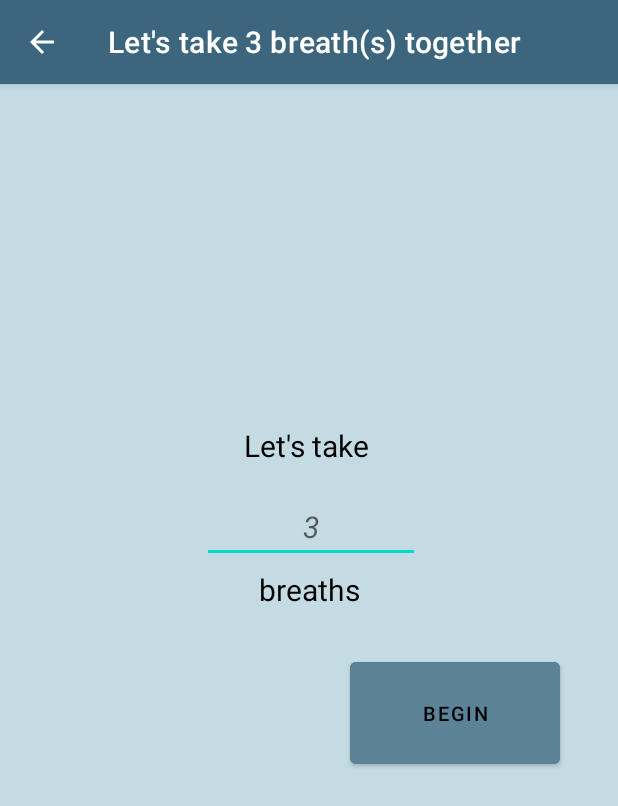
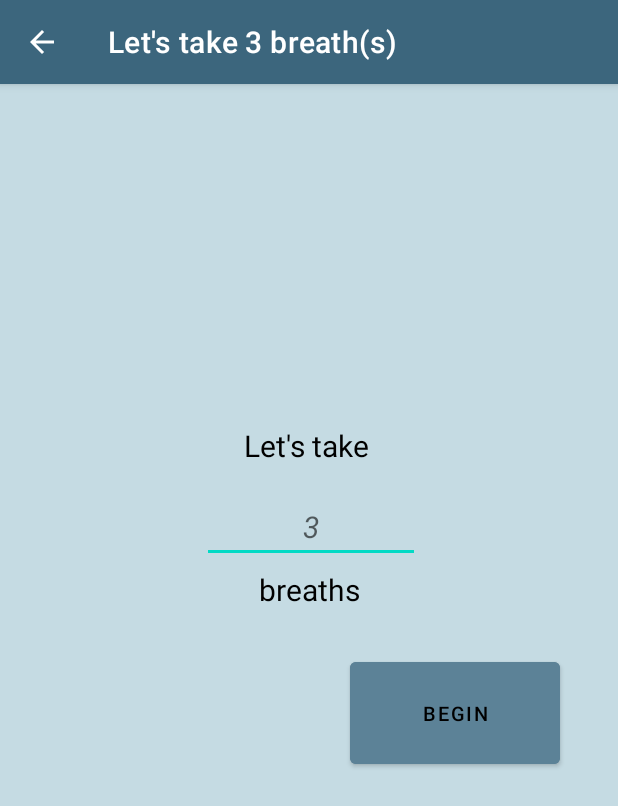
Before and after one commit to lynn9101/ParentApp, an Android app: the TakeBreathActivity screen opened directly, with no data from a screen before it, on a phone screen of 412 x 824 dp. Shown: the top 806 px of the screen. Run offline under Robolectric (Android 15) with nearby library versions, the light colour scheme and no system bars; libraries missing offline, so code that uses them is left out: com.github.florent37.viewanimator.

Commit message:
TakeBreathActivity: Adjusted the layout and also tested on three necessary screen sizes.

```diff
--- a/app/src/main/java/com/example/parentapp/TakeBreathActivity.java
+++ b/app/src/main/java/com/example/parentapp/TakeBreathActivity.java
@@ -206,7 +206,7 @@ public class TakeBreathActivity extends AppCompatActivity {
                 timeElapsed = event.getEventTime() - timeElapsed;
                 me.stopCircleAnimation(getCircle(true));
                 if (timeElapsed >= MIN_RESPONSE_TIME) {
-                    ((Button)findViewById(R.id.beginBtn)).setEnabled(false);;
+                    ((Button)findViewById(R.id.beginBtn)).setEnabled(false);
                     ((TextView)findViewById(R.id.helperMessage)).setText("");
 
                     getCircle(true).setVisibility(View.GONE);
@@ -215,7 +215,7 @@ public class TakeBreathActivity extends AppCompatActivity {
                     inBreathOutStage = true;
                     me.beginCircleAnimation(getCircle(true));
 
-                    timer.cancel();;
+                    timer.cancel();
                     timer = new Timer();
 
                     TimerTask stageTransitionTaskOne = new TimerTask() {
--- a/app/src/main/res/layout/activity_take_breath.xml
+++ b/app/src/main/res/layout/activity_take_breath.xml
@@ -88,40 +88,40 @@
 
     <Button
         android:id="@+id/beginBtn"
-        android:layout_width="140dp"
-        android:layout_height="88dp"
-        android:visibility="gone"
+        android:layout_width="130dp"
+        android:layout_height="60dp"
         android:backgroundTint="@color/confirm_button_color"
         android:text="In"
         android:textColor="@color/black"
-        android:textSize="13sp"
+        android:textSize="20sp"
+        android:visibility="gone"
         app:layout_constraintBottom_toBottomOf="parent"
         app:layout_constraintEnd_toEndOf="parent"
         app:layout_constraintHorizontal_bias="0.498"
         app:layout_constraintStart_toStartOf="parent"
         app:layout_constraintTop_toTopOf="parent"
-        app:layout_constraintVertical_bias="0.743" />
+        app:layout_constraintVertical_bias="0.731" />
 
     <Button
         android:id="@+id/transitionBtn"
-        android:layout_width="140dp"
-        android:layout_height="88dp"
-        android:visibility="gone"
+        android:layout_width="130dp"
+        android:layout_height="60dp"
         android:backgroundTint="@color/confirm_button_color"
         android:text="@string/button_breath_done"
         android:textColor="@color/black"
-        android:textSize="13sp"
+        android:textSize="16sp"
+        android:visibility="gone"
         app:layout_constraintBottom_toBottomOf="parent"
         app:layout_constraintEnd_toEndOf="parent"
         app:layout_constraintHorizontal_bias="0.498"
         app:layout_constraintStart_toStartOf="parent"
         app:layout_constraintTop_toTopOf="parent"
-        app:layout_constraintVertical_bias="0.743" />
+        app:layout_constraintVertical_bias="0.729" />
 
     <ImageView
         android:id="@+id/circleIn"
-        android:layout_width="300dp"
-        android:layout_height="400dp"
+        android:layout_width="256dp"
+        android:layout_height="296dp"
         android:scaleX="0.5"
         android:scaleY="0.5"
         android:visibility="gone"
@@ -130,20 +130,20 @@
         app:layout_constraintHorizontal_bias="0.495"
         app:layout_constraintStart_toStartOf="parent"
         app:layout_constraintTop_toTopOf="parent"
-        app:layout_constraintVertical_bias="0.325"
+        app:layout_constraintVertical_bias="0.18"
         app:srcCompat="@drawable/brush_circle" />
 
     <ImageView
         android:id="@+id/circleOut"
-        android:layout_width="300dp"
-        android:layout_height="400dp"
+        android:layout_width="208dp"
+        android:layout_height="245dp"
         android:visibility="gone"
         app:layout_constraintBottom_toBottomOf="parent"
         app:layout_constraintEnd_toEndOf="parent"
-        app:layout_constraintHorizontal_bias="0.495"
+        app:layout_constraintHorizontal_bias="0.497"
         app:layout_constraintStart_toStartOf="parent"
         app:layout_constraintTop_toTopOf="parent"
-        app:layout_constraintVertical_bias="0.325"
+        app:layout_constraintVertical_bias="0.128"
         app:srcCompat="@drawable/brush_circle" />
 
 </androidx.constraintlayout.widget.ConstraintLayout>
--- a/app/src/main/res/values/strings.xml
+++ b/app/src/main/res/values/strings.xml
@@ -11,7 +11,7 @@
     <string name="coin_flip_history_title">Coin flip history</string>
     <string name="timer_title">Timeout Timer</string>
     <string name="take_breath_title">Take Breath</string>
-    <string name="take_breath_heading">Let\'s take N breath(s) together</string>
+    <string name="take_breath_heading">Let\'s take N breath(s)</string>
     <string name="btn_1min">1 min</string>
     <string name="btn_2min">2 min</string>
     <string name="btn_3min">3 min</string>
```
